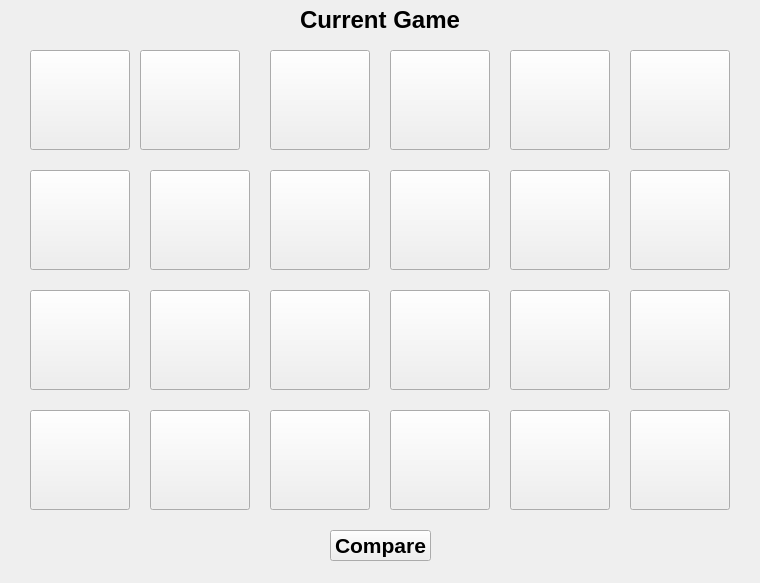
Above: Client/client.ui from jpesquetini/Proyecto1-Datos2 before the change. Below: the same form after it.
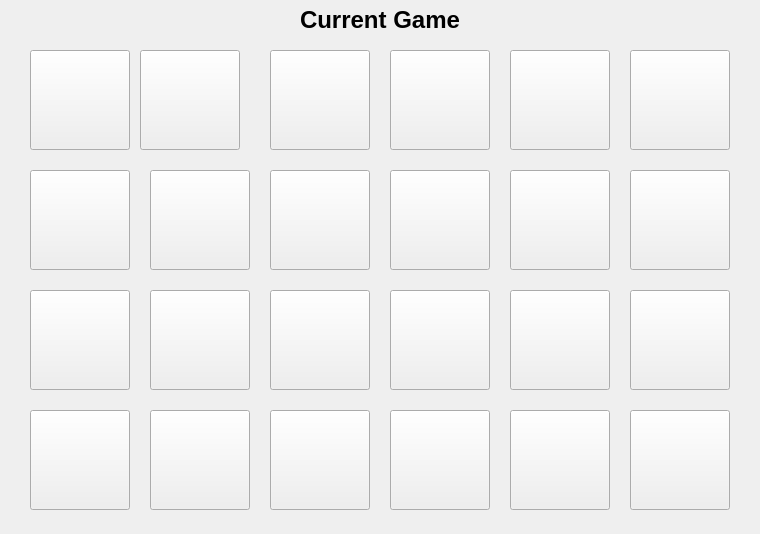
That is the form after the change. Icons and pictures are not drawn.

The edit to the form file:
```diff
--- a/Client/client.ui
+++ b/Client/client.ui
@@ -7,7 +7,7 @@
     <x>0</x>
     <y>0</y>
     <width>760</width>
-    <height>583</height>
+    <height>534</height>
    </rect>
   </property>
   <property name="windowTitle">
@@ -624,25 +624,6 @@
      </size>
     </property>
    </widget>
-   <widget class="QPushButton" name="compareCards">
-    <property name="geometry">
-     <rect>
-      <x>330</x>
-      <y>530</y>
-      <width>101</width>
-      <height>31</height>
-     </rect>
-    </property>
-    <property name="font">
-     <font>
-      <pointsize>16</pointsize>
-      <bold>true</bold>
-     </font>
-    </property>
-    <property name="text">
-     <string>Compare</string>
-    </property>
-   </widget>
   </widget>
   <widget class="QMenuBar" name="menubar">
    <property name="geometry">
```
